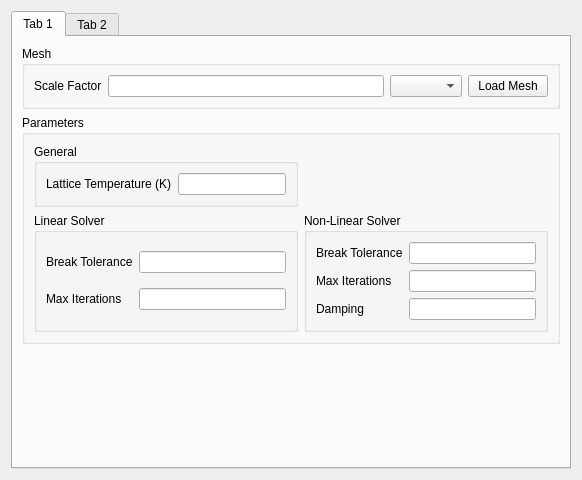
Old version of the form modules/ViennaMini/viennaminiform.ui in the repository viennamos/viennamos-dev.
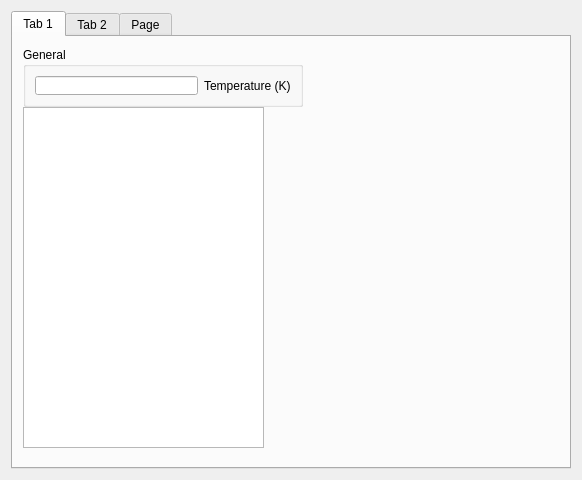
New version of the form.

Commit message:
quicksafe: currently working on new viennamini gui
atm upon a new device is loaded, a table is populated
presenting each segment via: ID, name, material, type

Patch:
```diff
--- a/modules/ViennaMini/viennaminiform.ui
+++ b/modules/ViennaMini/viennaminiform.ui
@@ -23,146 +23,41 @@
       <attribute name="title">
        <string>Tab 1</string>
       </attribute>
-      <layout class="QGridLayout" name="gridLayout_8">
-       <item row="0" column="0">
-        <widget class="QGroupBox" name="groupBoxMesh">
-         <property name="title">
-          <string>Mesh</string>
-         </property>
-         <layout class="QGridLayout" name="gridLayout_2">
-          <item row="0" column="0">
-           <widget class="QLabel" name="label">
-            <property name="text">
-             <string>Scale Factor</string>
-            </property>
-           </widget>
-          </item>
-          <item row="0" column="1">
-           <widget class="QLineEdit" name="lineEditScalingFactor"/>
-          </item>
-          <item row="0" column="2">
-           <widget class="QComboBox" name="comboBoxMeshType"/>
-          </item>
-          <item row="0" column="3">
-           <widget class="QPushButton" name="pushButtonLoadMesh">
-            <property name="text">
-             <string>Load Mesh</string>
-            </property>
-           </widget>
-          </item>
-         </layout>
-        </widget>
-       </item>
-       <item row="1" column="0">
-        <widget class="QGroupBox" name="groupBox">
-         <property name="title">
-          <string>Parameters</string>
-         </property>
-         <layout class="QGridLayout" name="gridLayout_3">
-          <item row="0" column="0">
-           <widget class="QGroupBox" name="groupBox_8">
-            <property name="title">
-             <string>General</string>
-            </property>
-            <layout class="QGridLayout" name="gridLayout_11">
-             <item row="0" column="0">
-              <widget class="QLabel" name="label_2">
-               <property name="text">
-                <string>Lattice Temperature (K)</string>
-               </property>
-              </widget>
-             </item>
-             <item row="0" column="1">
-              <widget class="QLineEdit" name="lineEditTemp"/>
-             </item>
-            </layout>
-           </widget>
-          </item>
-          <item row="1" column="0">
-           <widget class="QGroupBox" name="groupBox_6">
-            <property name="title">
-             <string>Linear Solver </string>
-            </property>
-            <layout class="QGridLayout" name="gridLayout_9">
-             <item row="0" column="0">
-              <widget class="QLabel" name="label_10">
-               <property name="text">
-                <string>Break Tolerance</string>
-               </property>
-              </widget>
-             </item>
-             <item row="1" column="1">
-              <widget class="QLineEdit" name="lineEditLinSolveIterations"/>
-             </item>
-             <item row="0" column="1">
-              <widget class="QLineEdit" name="lineEditLinSolveTol"/>
-             </item>
-             <item row="1" column="0">
-              <widget class="QLabel" name="label_11">
-               <property name="text">
-                <string>Max Iterations</string>
-               </property>
-              </widget>
-             </item>
-            </layout>
-           </widget>
-          </item>
-          <item row="1" column="1">
-           <widget class="QGroupBox" name="groupBox_7">
-            <property name="title">
-             <string>Non-Linear Solver </string>
-            </property>
-            <layout class="QGridLayout" name="gridLayout_10">
-             <item row="0" column="0">
-              <widget class="QLabel" name="label_12">
-               <property name="text">
-                <string>Break Tolerance</string>
-               </property>
-              </widget>
-             </item>
-             <item row="0" column="1">
-              <widget class="QLineEdit" name="lineEditNonLinSolveTol"/>
-             </item>
-             <item row="1" column="0">
-              <widget class="QLabel" name="label_13">
-               <property name="text">
-                <string>Max Iterations</string>
-               </property>
-              </widget>
-             </item>
-             <item row="1" column="1">
-              <widget class="QLineEdit" name="lineEditNonLinSolveIterations"/>
-             </item>
-             <item row="2" column="0">
-              <widget class="QLabel" name="label_14">
-               <property name="text">
-                <string>Damping</string>
-               </property>
-              </widget>
-             </item>
-             <item row="2" column="1">
-              <widget class="QLineEdit" name="lineEditNonLinSolveDamping"/>
-             </item>
-            </layout>
-           </widget>
-          </item>
-         </layout>
-        </widget>
-       </item>
-       <item row="2" column="0">
-        <spacer name="verticalSpacer">
-         <property name="orientation">
-          <enum>Qt::Vertical</enum>
-         </property>
-         <property name="sizeHint" stdset="0">
-          <size>
-           <width>20</width>
-           <height>119</height>
-          </size>
-         </property>
-        </spacer>
-       </item>
-      </layout>
+      <widget class="QGroupBox" name="groupBox_8">
+       <property name="geometry">
+        <rect>
+         <x>10</x>
+         <y>10</y>
+         <width>280</width>
+         <height>60</height>
+        </rect>
+       </property>
+       <property name="title">
+        <string>General</string>
+       </property>
+       <layout class="QGridLayout" name="gridLayout_11">
+        <item row="0" column="0">
+         <widget class="QLineEdit" name="lineEditTemp"/>
+        </item>
+        <item row="0" column="1">
+         <widget class="QLabel" name="label_2">
+          <property name="text">
+           <string>Temperature (K)</string>
+          </property>
+         </widget>
+        </item>
+       </layout>
+      </widget>
+      <widget class="QTableWidget" name="tableWidgetSegmentRoles">
+       <property name="geometry">
+        <rect>
+         <x>10</x>
+         <y>70</y>
+         <width>241</width>
+         <height>341</height>
+        </rect>
+       </property>
+      </widget>
      </widget>
      <widget class="QWidget" name="tab_2">
       <attribute name="title">
@@ -375,6 +270,103 @@
        </item>
       </layout>
      </widget>
+     <widget class="QWidget" name="tab_3">
+      <attribute name="title">
+       <string>Page</string>
+      </attribute>
+      <layout class="QGridLayout" name="gridLayout_2">
+       <item row="0" column="0">
+        <widget class="QGroupBox" name="groupBox">
+         <property name="title">
+          <string>Parameters</string>
+         </property>
+         <layout class="QGridLayout" name="gridLayout_3">
+          <item row="0" column="0">
+           <widget class="QGroupBox" name="groupBox_6">
+            <property name="title">
+             <string>Linear Solver </string>
+            </property>
+            <layout class="QGridLayout" name="gridLayout_9">
+             <item row="0" column="0">
+              <widget class="QLabel" name="label_10">
+               <property name="text">
+                <string>Break Tolerance</string>
+               </property>
+              </widget>
+             </item>
+             <item row="1" column="1">
+              <widget class="QLineEdit" name="lineEditLinSolveIterations"/>
+             </item>
+             <item row="0" column="1">
+              <widget class="QLineEdit" name="lineEditLinSolveTol"/>
+             </item>
+             <item row="1" column="0">
+              <widget class="QLabel" name="label_11">
+               <property name="text">
+                <string>Max Iterations</string>
+               </property>
+              </widget>
+             </item>
+            </layout>
+           </widget>
+          </item>
+          <item row="0" column="1">
+           <widget class="QGroupBox" name="groupBox_7">
+            <property name="title">
+             <string>Non-Linear Solver </string>
+            </property>
+            <layout class="QGridLayout" name="gridLayout_10">
+             <item row="0" column="0">
+              <widget class="QLabel" name="label_12">
+               <property name="text">
+                <string>Break Tolerance</string>
+               </property>
+              </widget>
+             </item>
+             <item row="0" column="1">
+              <widget class="QLineEdit" name="lineEditNonLinSolveTol"/>
+             </item>
+             <item row="1" column="0">
+              <widget class="QLabel" name="label_13">
+               <property name="text">
+                <string>Max Iterations</string>
+               </property>
+              </widget>
+             </item>
+             <item row="1" column="1">
+              <widget class="QLineEdit" name="lineEditNonLinSolveIterations"/>
+             </item>
+             <item row="2" column="0">
+              <widget class="QLabel" name="label_14">
+               <property name="text">
+                <string>Damping</string>
+               </property>
+              </widget>
+             </item>
+             <item row="2" column="1">
+              <widget class="QLineEdit" name="lineEditNonLinSolveDamping"/>
+             </item>
+            </layout>
+           </widget>
+          </item>
+         </layout>
+        </widget>
+       </item>
+       <item row="1" column="0">
+        <spacer name="verticalSpacer">
+         <property name="orientation">
+          <enum>Qt::Vertical</enum>
+         </property>
+         <property name="sizeHint" stdset="0">
+          <size>
+           <width>20</width>
+           <height>251</height>
+          </size>
+         </property>
+        </spacer>
+       </item>
+      </layout>
+     </widget>
     </widget>
    </item>
   </layout>
```
Left out of the diff: 2 changed lines with no effect on the pictures. The commit also changes 4 other files.
